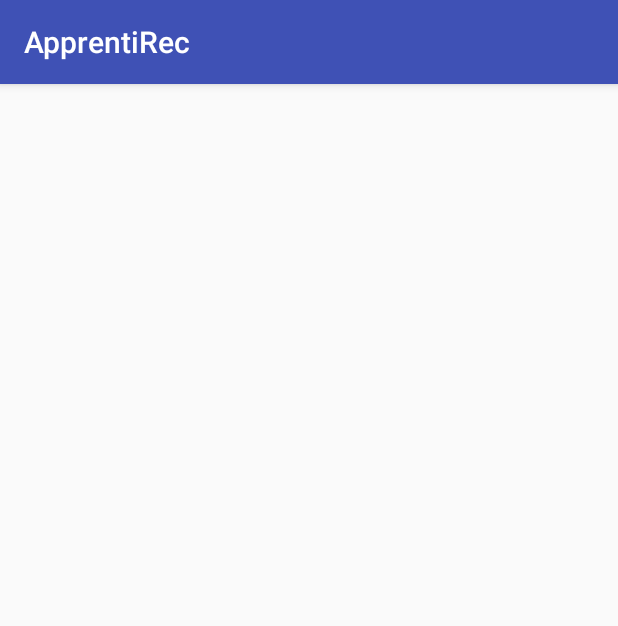
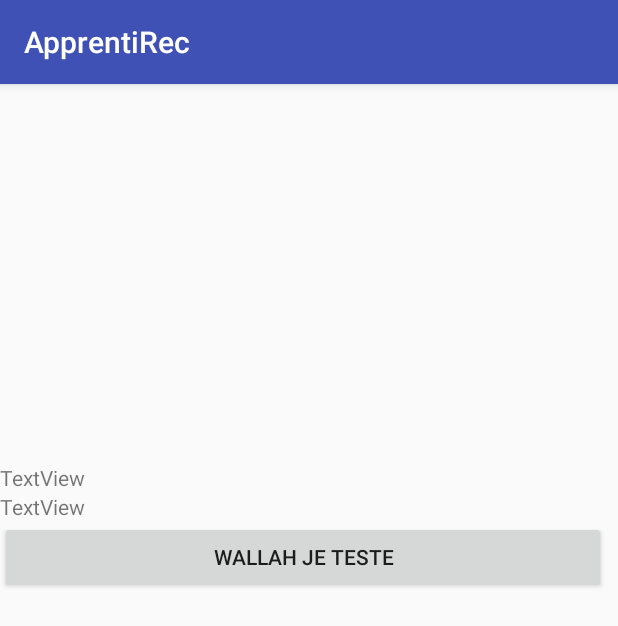
Before and after one commit to marinnaB/ApprentiRec, an Android app: the ListOfferHR screen opened directly, with no data from a screen before it, on a phone screen of 412 x 824 dp. Shown: the top 626 px of the screen. Run offline under Robolectric (Android 15) with nearby library versions, the phone set to English and light mode, and no system bars; our stand-ins replace Firebase (no records; nobody signed in at launch, a user with empty details on screens opened directly).

Commit message:
Methods modified on ListOfferHR + Intent from LoginHRActivity

```diff
--- a/app/src/main/java/com/apprentirec/apprentirec/AccountActivity/CandidateProfileActivity.java
+++ b/app/src/main/java/com/apprentirec/apprentirec/AccountActivity/CandidateProfileActivity.java
@@ -26,9 +26,6 @@ public class CandidateProfileActivity extends AppCompatActivity {
         ButCV.setOnClickListener(new View.OnClickListener() {
             @Override
             public void onClick(View v) {
-
-                //finish();
-
                 startActivity(new Intent(CandidateProfileActivity.this, ConsultCV.class));
                 onPause();
             }
--- a/app/src/main/java/com/apprentirec/apprentirec/AccountActivity/LoginActivity.java
+++ b/app/src/main/java/com/apprentirec/apprentirec/AccountActivity/LoginActivity.java
@@ -147,6 +147,7 @@ public class LoginActivity extends AppCompatActivity {
                                                                 if (document.exists()) {
 
                                                                     Intent intent = new Intent(LoginActivity.this, HRProfileActivity.class);
+                                                                    intent.putExtra(CLE, email);
                                                                     startActivity(intent);
                                                                     finish();
 
--- a/app/src/main/java/com/apprentirec/apprentirec/ListOfferHR.java
+++ b/app/src/main/java/com/apprentirec/apprentirec/ListOfferHR.java
@@ -1,13 +1,67 @@
 package com.apprentirec.apprentirec;
 
+import android.app.ActionBar;
+import android.content.Intent;
+import android.support.annotation.NonNull;
 import android.support.v7.app.AppCompatActivity;
 import android.os.Bundle;
+import android.util.Log;
+import android.view.View;
+import android.widget.Button;
+import android.widget.LinearLayout;
+import android.widget.TextView;
+
+import com.apprentirec.apprentirec.AccountActivity.CandidateProfileActivity;
+import com.apprentirec.apprentirec.AccountActivity.HRProfileActivity;
+import com.google.android.gms.tasks.OnCompleteListener;
+import com.google.android.gms.tasks.Task;
+import com.google.firebase.firestore.FirebaseFirestore;
+import com.google.firebase.firestore.QueryDocumentSnapshot;
+import com.google.firebase.firestore.QuerySnapshot;
 
 public class ListOfferHR extends AppCompatActivity {
+    private FirebaseFirestore store;
 
     @Override
     protected void onCreate(Bundle savedInstanceState) {
         super.onCreate(savedInstanceState);
         setContentView(R.layout.activity_list_offer_hr);
+
+        store=FirebaseFirestore.getInstance();
+        store.collection("Offre")
+                .whereEqualTo(HRProfileActivity.EmailUser, true)
+                .get()
+                .addOnCompleteListener(new OnCompleteListener<QuerySnapshot>() {
+                    @Override
+                    public void onComplete(@NonNull Task<QuerySnapshot> task) {
+                        LinearLayout linearLayout = findViewById(R.id.Linear);
+                        if (task.isSuccessful()) {
+                            for (QueryDocumentSnapshot document : task.getResult()) {
+                                Log.d("OK" + task.toString(), document.getId() + " => " + document.getData());
+                                Button test2 = new Button(ListOfferHR.super.getApplication());
+                                //test2.setText(document.get("Titre").toString());
+                                test2.setText("HAMDOULILAH");
+                                test2.setLayoutParams(new LinearLayout.LayoutParams(ActionBar.LayoutParams.FILL_PARENT, ActionBar.LayoutParams.WRAP_CONTENT));
+                                ((LinearLayout)linearLayout).addView(test2);
+                            }
+                        } else {
+                            Log.d("KO", "Error getting documents: ", task.getException());
+                        }
+                    }
+                });
+
+        LinearLayout linearLayout = findViewById(R.id.Linear);
+        Button test = new Button(this);
+        test.setText("wallah je teste");
+       //test.setId(Jean);
+        test.setLayoutParams(new LinearLayout.LayoutParams(ActionBar.LayoutParams.FILL_PARENT, ActionBar.LayoutParams.WRAP_CONTENT));
+       ((LinearLayout)linearLayout).addView(test);
+        test.setOnClickListener(new View.OnClickListener() {
+            @Override
+            public void onClick(View v) {
+                startActivity(new Intent(HRProfileActivity.this, ListOfferHR.class));
+                onPause();
+            }
+        });
     }
 }
--- a/app/src/main/res/layout/activity_list_offer_hr.xml
+++ b/app/src/main/res/layout/activity_list_offer_hr.xml
@@ -6,4 +6,35 @@
     android:layout_height="match_parent"
     tools:context=".ListOfferHR">
 
+    <ScrollView
+        android:layout_width="0dp"
+        android:layout_height="260dp"
+        android:layout_marginEnd="8dp"
+        android:layout_marginRight="8dp"
+        app:layout_constraintBottom_toBottomOf="parent"
+        app:layout_constraintEnd_toEndOf="parent"
+        app:layout_constraintHorizontal_bias="1.0"
+        app:layout_constraintStart_toStartOf="parent"
+        app:layout_constraintTop_toTopOf="parent"
+        app:layout_constraintVertical_bias="0.498">
+
+        <LinearLayout
+            android:id="@+id/Linear"
+            android:layout_width="match_parent"
+            android:layout_height="wrap_content"
+            android:orientation="vertical">
+
+            <TextView
+                android:id="@+id/textView2"
+                android:layout_width="match_parent"
+                android:layout_height="wrap_content"
+                android:text="TextView" />
+
+            <TextView
+                android:id="@+id/textView"
+                android:layout_width="match_parent"
+                android:layout_height="wrap_content"
+                android:text="TextView" />
+        </LinearLayout>
+    </ScrollView>
 </android.support.constraint.ConstraintLayout>
--- a/build.gradle
+++ b/build.gradle
@@ -7,7 +7,7 @@ buildscript {
         jcenter()
     }
     dependencies {
-        classpath 'com.android.tools.build:gradle:3.1.2'
+        classpath 'com.android.tools.build:gradle:3.1.3'
 
 
 
```
Also changed, not shown: app/src/main/java/com/apprentirec/apprentirec/AccountActivity/HRProfileActivity.java (+20 -0 lines).
